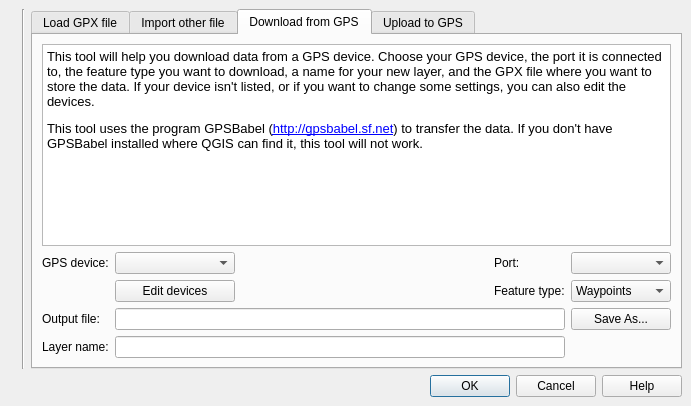
The window that src/plugins/gps_importer/qgsgpspluginguibase.ui (gopal-bhatt/PIHMgis) describes before a commit, drawn with Qt 5.
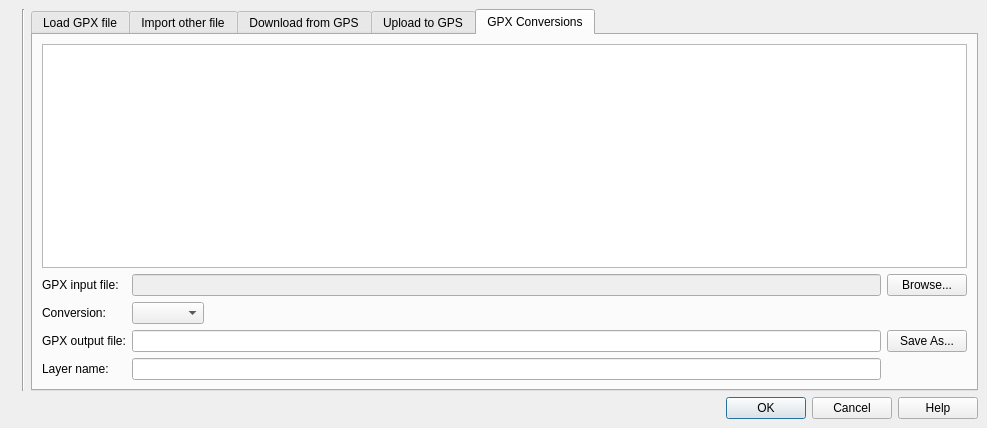
The same window after the commit. The open tabs and pages were chosen to show the change. Icons and pictures are not drawn. Custom widgets are drawn as their Qt base class.

```diff
--- a/src/plugins/gps_importer/qgsgpspluginguibase.ui
+++ b/src/plugins/gps_importer/qgsgpspluginguibase.ui
@@ -5,8 +5,8 @@
    <rect>
     <x>0</x>
     <y>0</y>
-    <width>691</width>
-    <height>406</height>
+    <width>987</width>
+    <height>428</height>
    </rect>
   </property>
   <property name="windowTitle" >
@@ -19,7 +19,19 @@
    <property name="margin" >
     <number>9</number>
    </property>
-   <property name="spacing" >
+   <property name="topMargin" >
+    <number>9</number>
+   </property>
+   <property name="rightMargin" >
+    <number>9</number>
+   </property>
+   <property name="bottomMargin" >
+    <number>9</number>
+   </property>
+   <property name="horizontalSpacing" >
+    <number>6</number>
+   </property>
+   <property name="verticalSpacing" >
     <number>6</number>
    </property>
    <item row="0" column="0" >
@@ -267,27 +279,67 @@
        <string>Download from GPS</string>
       </attribute>
       <layout class="QGridLayout" >
-       <property name="margin" >
-        <number>9</number>
-       </property>
-       <property name="spacing" >
-        <number>6</number>
-       </property>
-       <item row="0" column="0" colspan="5" >
-        <widget class="QTextEdit" name="textEdit_3" >
+       <item row="0" column="0" colspan="9" >
+        <widget class="QTextEdit" name="teDLDescription" >
          <property name="readOnly" >
           <bool>true</bool>
          </property>
          <property name="html" >
           <string>&lt;html>&lt;head>&lt;meta name="qrichtext" content="1" />&lt;style type="text/css">
 p, li { white-space: pre-wrap; }
-&lt;/style>&lt;/head>&lt;body style=" font-family:'Sans Serif'; font-size:9pt; font-weight:400; font-style:normal; text-decoration:none;">
-&lt;p style=" margin-top:12px; margin-bottom:12px; margin-left:0px; margin-right:0px; -qt-block-indent:0; text-indent:0px; font-family:'Arial'; font-size:12pt;">&lt;span style=" font-size:10pt;">This tool will help you download data from a GPS device. Choose your GPS device, the port it is connected to, the feature type you want to download, a name for your new layer, and the GPX file where you want to store the data. If your device isn't listed, or if you want to change some settings, you can also edit the devices.&lt;/span>&lt;/p>
-&lt;p style=" margin-top:12px; margin-bottom:12px; margin-left:0px; margin-right:0px; -qt-block-indent:0; text-indent:0px; font-family:'Arial'; font-size:10pt;">This tool uses the program GPSBabel (&lt;a href="http://gpsbabel.sf.net">&lt;span style=" text-decoration: underline; color:#0000ff;">http://gpsbabel.sf.net&lt;/span>&lt;/a>) to transfer the data. If you don't have GPSBabel installed where QGIS can find it, this tool will not work.&lt;/p>&lt;/body>&lt;/html></string>
+&lt;/style>&lt;/head>&lt;body style=" font-family:'Verdana'; font-size:10pt; font-weight:400; font-style:normal;">
+&lt;p style="-qt-paragraph-type:empty; margin-top:0px; margin-bottom:0px; margin-left:0px; margin-right:0px; -qt-block-indent:0; text-indent:0px; font-family:'Sans Serif'; font-size:9pt;">&lt;/p>&lt;/body>&lt;/html></string>
          </property>
         </widget>
        </item>
-       <item row="1" column="4" >
+       <item row="1" column="0" >
+        <widget class="QLabel" name="textLabel1" >
+         <property name="text" >
+          <string>GPS device:</string>
+         </property>
+        </widget>
+       </item>
+       <item row="1" column="1" >
+        <widget class="QComboBox" name="cmbDLDevice" >
+         <property name="minimumSize" >
+          <size>
+           <width>120</width>
+           <height>0</height>
+          </size>
+         </property>
+        </widget>
+       </item>
+       <item row="1" column="2" >
+        <widget class="QPushButton" name="pbDLEditDevices" >
+         <property name="text" >
+          <string>Edit devices...</string>
+         </property>
+        </widget>
+       </item>
+       <item row="1" column="3" >
+        <spacer>
+         <property name="orientation" >
+          <enum>Qt::Horizontal</enum>
+         </property>
+         <property name="sizeType" >
+          <enum>QSizePolicy::Expanding</enum>
+         </property>
+         <property name="sizeHint" >
+          <size>
+           <width>121</width>
+           <height>24</height>
+          </size>
+         </property>
+        </spacer>
+       </item>
+       <item row="1" column="4" colspan="2" >
+        <widget class="QLabel" name="textLabel2_5" >
+         <property name="text" >
+          <string>Port:</string>
+         </property>
+        </widget>
+       </item>
+       <item row="1" column="6" colspan="2" >
         <widget class="QComboBox" name="cmbDLPort" >
          <property name="minimumSize" >
           <size>
@@ -297,7 +349,37 @@
          </property>
         </widget>
        </item>
-       <item row="2" column="4" >
+       <item row="1" column="8" >
+        <widget class="QPushButton" name="pbnRefresh" >
+         <property name="text" >
+          <string>Refresh</string>
+         </property>
+        </widget>
+       </item>
+       <item row="2" column="2" colspan="3" >
+        <spacer>
+         <property name="orientation" >
+          <enum>Qt::Horizontal</enum>
+         </property>
+         <property name="sizeType" >
+          <enum>QSizePolicy::Expanding</enum>
+         </property>
+         <property name="sizeHint" >
+          <size>
+           <width>80</width>
+           <height>20</height>
+          </size>
+         </property>
+        </spacer>
+       </item>
+       <item row="2" column="5" colspan="2" >
+        <widget class="QLabel" name="textLabel1_3" >
+         <property name="text" >
+          <string>Feature type:</string>
+         </property>
+        </widget>
+       </item>
+       <item row="2" column="7" colspan="2" >
         <widget class="QComboBox" name="cmbDLFeatureType" >
          <property name="minimumSize" >
           <size>
@@ -322,30 +404,6 @@
          </item>
         </widget>
        </item>
-       <item row="1" column="3" >
-        <widget class="QLabel" name="textLabel2_5" >
-         <property name="text" >
-          <string>Port:</string>
-         </property>
-        </widget>
-       </item>
-       <item row="2" column="3" >
-        <widget class="QLabel" name="textLabel1_3" >
-         <property name="text" >
-          <string>Feature type:</string>
-         </property>
-        </widget>
-       </item>
-       <item row="4" column="1" colspan="3" >
-        <widget class="QLineEdit" name="leDLBasename" />
-       </item>
-       <item row="4" column="0" >
-        <widget class="QLabel" name="textLabel1_2" >
-         <property name="text" >
-          <string>Layer name:</string>
-         </property>
-        </widget>
-       </item>
        <item row="3" column="0" >
         <widget class="QLabel" name="textLabel2" >
          <property name="text" >
@@ -353,72 +411,26 @@
          </property>
         </widget>
        </item>
-       <item row="3" column="1" colspan="3" >
+       <item row="3" column="1" colspan="6" >
         <widget class="QLineEdit" name="leDLOutput" />
        </item>
-       <item row="1" column="2" >
-        <spacer>
-         <property name="orientation" >
-          <enum>Qt::Horizontal</enum>
-         </property>
-         <property name="sizeType" >
-          <enum>QSizePolicy::Expanding</enum>
-         </property>
-         <property name="sizeHint" >
-          <size>
-           <width>80</width>
-           <height>20</height>
-          </size>
-         </property>
-        </spacer>
-       </item>
-       <item row="2" column="2" >
-        <spacer>
-         <property name="orientation" >
-          <enum>Qt::Horizontal</enum>
-         </property>
-         <property name="sizeType" >
-          <enum>QSizePolicy::Expanding</enum>
-         </property>
-         <property name="sizeHint" >
-          <size>
-           <width>80</width>
-           <height>20</height>
-          </size>
-         </property>
-        </spacer>
-       </item>
-       <item row="1" column="0" >
-        <widget class="QLabel" name="textLabel1" >
-         <property name="text" >
-          <string>GPS device:</string>
-         </property>
-        </widget>
-       </item>
-       <item row="1" column="1" >
-        <widget class="QComboBox" name="cmbDLDevice" >
-         <property name="minimumSize" >
-          <size>
-           <width>120</width>
-           <height>0</height>
-          </size>
-         </property>
-        </widget>
-       </item>
-       <item row="2" column="1" >
-        <widget class="QPushButton" name="pbDLEditDevices" >
-         <property name="text" >
-          <string>Edit devices</string>
-         </property>
-        </widget>
-       </item>
-       <item row="3" column="4" >
+       <item row="3" column="7" colspan="2" >
         <widget class="QPushButton" name="pbnDLOutput" >
          <property name="text" >
           <string>Save As...</string>
          </property>
         </widget>
        </item>
+       <item row="4" column="0" >
+        <widget class="QLabel" name="textLabel1_2" >
+         <property name="text" >
+          <string>Layer name:</string>
+         </property>
+        </widget>
+       </item>
+       <item row="4" column="1" colspan="6" >
+        <widget class="QLineEdit" name="leDLBasename" />
+       </item>
       </layout>
      </widget>
      <widget class="QWidget" name="tab4" >
@@ -522,6 +534,125 @@
        </item>
       </layout>
      </widget>
+     <widget class="QWidget" name="tab5" >
+      <attribute name="title" >
+       <string>GPX Conversions</string>
+      </attribute>
+      <layout class="QGridLayout" >
+       <property name="leftMargin" >
+        <number>9</number>
+       </property>
+       <property name="topMargin" >
+        <number>9</number>
+       </property>
+       <property name="rightMargin" >
+        <number>9</number>
+       </property>
+       <property name="bottomMargin" >
+        <number>9</number>
+       </property>
+       <property name="horizontalSpacing" >
+        <number>6</number>
+       </property>
+       <property name="verticalSpacing" >
+        <number>6</number>
+       </property>
+       <item row="0" column="0" colspan="4" >
+        <widget class="QTextEdit" name="teCONVDescription" >
+         <property name="readOnly" >
+          <bool>true</bool>
+         </property>
+         <property name="html" >
+          <string>&lt;html>&lt;head>&lt;meta name="qrichtext" content="1" />&lt;style type="text/css">
+p, li { white-space: pre-wrap; }
+&lt;/style>&lt;/head>&lt;body style=" font-family:'Verdana'; font-size:10pt; font-weight:400; font-style:normal;">
+&lt;p style="-qt-paragraph-type:empty; margin-top:0px; margin-bottom:0px; margin-left:0px; margin-right:0px; -qt-block-indent:0; text-indent:0px; font-family:'Sans Serif'; font-size:9pt;">&lt;/p>&lt;/body>&lt;/html></string>
+         </property>
+        </widget>
+       </item>
+       <item row="4" column="1" colspan="2" >
+        <widget class="QLineEdit" name="leCONVLayer" />
+       </item>
+       <item row="4" column="0" >
+        <widget class="QLabel" name="textLabel5_1" >
+         <property name="text" >
+          <string>Layer name:</string>
+         </property>
+        </widget>
+       </item>
+       <item row="3" column="3" >
+        <widget class="QPushButton" name="pbnCONVOutput" >
+         <property name="text" >
+          <string>Save As...</string>
+         </property>
+        </widget>
+       </item>
+       <item row="1" column="3" >
+        <widget class="QPushButton" name="pbnCONVInput" >
+         <property name="text" >
+          <string>Browse...</string>
+         </property>
+        </widget>
+       </item>
+       <item row="3" column="1" colspan="2" >
+        <widget class="QLineEdit" name="leCONVOutput" />
+       </item>
+       <item row="3" column="0" >
+        <widget class="QLabel" name="textLabel5_2" >
+         <property name="text" >
+          <string>GPX output file:</string>
+         </property>
+        </widget>
+       </item>
+       <item row="2" column="2" >
+        <spacer>
+         <property name="orientation" >
+          <enum>Qt::Horizontal</enum>
+         </property>
+         <property name="sizeType" >
+          <enum>QSizePolicy::Expanding</enum>
+         </property>
+         <property name="sizeHint" >
+          <size>
+           <width>40</width>
+           <height>20</height>
+          </size>
+         </property>
+        </spacer>
+       </item>
+       <item row="2" column="1" >
+        <widget class="QComboBox" name="cmbCONVType" >
+         <property name="minimumSize" >
+          <size>
+           <width>10</width>
+           <height>0</height>
+          </size>
+         </property>
+        </widget>
+       </item>
+       <item row="2" column="0" >
+        <widget class="QLabel" name="textLabel5_3" >
+         <property name="text" >
+          <string>Conversion:</string>
+         </property>
+        </widget>
+       </item>
+       <item row="1" column="1" colspan="2" >
+        <widget class="QLineEdit" name="leCONVInput" >
+         <property name="enabled" >
+          <bool>false</bool>
+         </property>
+        </widget>
+       </item>
+       <item row="1" column="0" >
+        <widget class="QLabel" name="textLabel5_4" >
+         <property name="text" >
+          <string>GPX input file:</string>
+         </property>
+        </widget>
+       </item>
+      </layout>
+     </widget>
     </widget>
    </item>
    <item row="1" column="0" colspan="3" >
```
Left out of the diff: 123 changed lines with no effect on the pictures.
